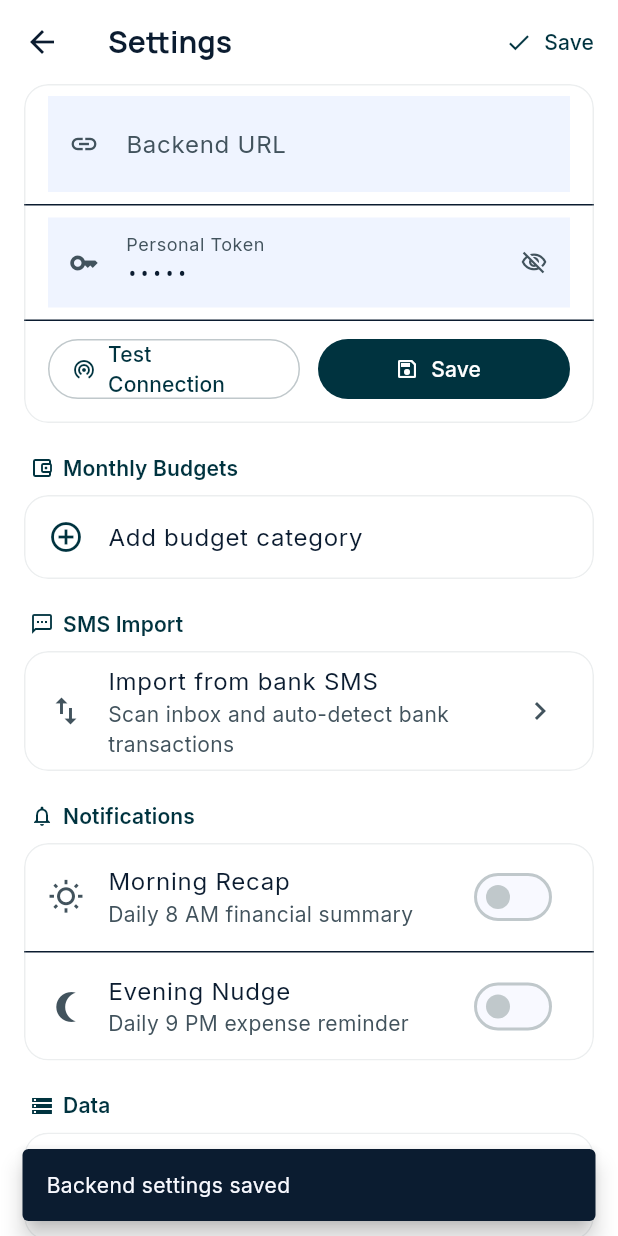
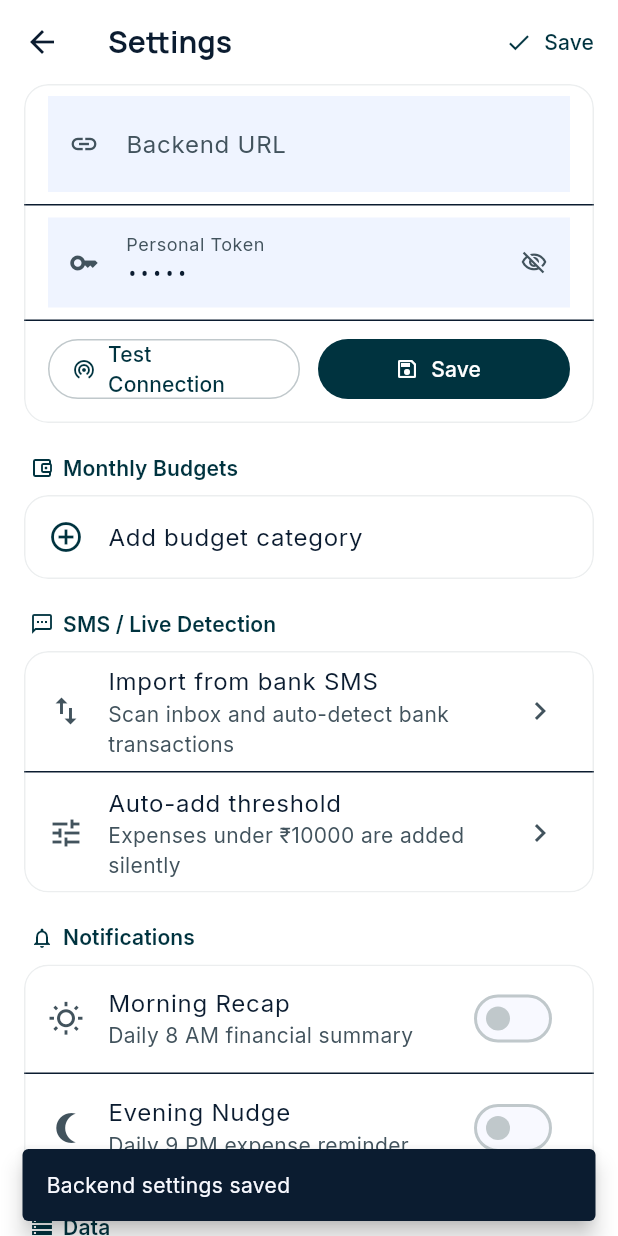
Before and after one commit to Subhajit936/echelon-finance, a Flutter app: the SettingsScreen screen opened by its route, scrolled down 576 dp, after a tap on "Save", on a phone screen of 412 x 824 dp. Run offline on Flutter 3.47's test engine with Material 3 defaults, Android fonts, the phone set to English and light mode, and no system bars; our stand-ins replace connectivity_plus, fl_chart, flutter_local_notifications, flutter_riverpod, flutter_secure_storage, flutter_timezone and 8 more; missing offline and left inert: flutter_sms_inbox; accounts and stored records are empty.

Commit message:
fix: transaction fetch bug + SMS auto-add threshold settings
- transaction_repository: fix getPage() silently failing — backend
  wraps paginated results in { data, total, offset, limit } but Flutter
  was casting the whole response to List; extract resp['data'] instead.
  This means the transaction list now correctly loads from the backend
  after login instead of showing an empty local SQLite fallback.

- live_sms_provider: replace hardcoded ₹10,000 auto-add threshold with
  a user-configurable SmsThresholdNotifier persisted via FlutterSecureStorage.
  _shouldAutoAdd() now reads the live threshold from smsThresholdProvider.

- settings_screen: add "Auto-add threshold" tile under SMS / Live Detection
  section showing the current threshold; tap opens a dialog to edit it.
  Changes persist across app restarts.

https://claude.ai/code/session_01GbaHV2jCLRJaH3tWEf5Eeh

```diff
--- a/lib/data/repositories/transaction_repository.dart
+++ b/lib/data/repositories/transaction_repository.dart
@@ -113,8 +113,10 @@ class TransactionRepository {
           if (from != null) 'from': from.millisecondsSinceEpoch.toString(),
           if (to != null) 'to': to.millisecondsSinceEpoch.toString(),
         };
-        final data =
-            await _api.get(ApiEndpoints.transactions, query: query) as List;
+        // Backend returns { data: [...], total, offset, limit }
+        final resp = await _api.get(ApiEndpoints.transactions, query: query)
+            as Map<String, dynamic>;
+        final data = resp['data'] as List;
         return data.map((e) => _txnFromRemote(e as Map<String, dynamic>)).toList();
       }
     } catch (_) {}
--- a/lib/features/settings/settings_screen.dart
+++ b/lib/features/settings/settings_screen.dart
@@ -10,6 +10,7 @@ import '../../providers/chat_provider.dart';
 import '../../providers/budget_provider.dart';
 import '../../providers/notification_provider.dart';
 import '../../providers/auth_provider.dart';
+import '../../providers/live_sms_provider.dart';
 
 class SettingsScreen extends ConsumerStatefulWidget {
   const SettingsScreen({super.key});
@@ -228,6 +229,54 @@ class _SettingsScreenState extends ConsumerState<SettingsScreen> {
         );
       }
     }
+  }
+
+  Future<void> _showThresholdDialog() async {
+    final currency = ref.read(userProfileProvider).valueOrNull?.preferredCurrency ?? 'INR';
+    final current = ref.read(smsThresholdProvider);
+    final symbol = currency == 'INR' ? '₹' : '\$';
+    final ctrl = TextEditingController(text: current.toStringAsFixed(0));
+
+    await showDialog<void>(
+      context: context,
+      builder: (_) => AlertDialog(
+        title: const Text('Auto-add threshold'),
+        content: Column(
+          mainAxisSize: MainAxisSize.min,
+          crossAxisAlignment: CrossAxisAlignment.start,
+          children: [
+            Text(
+              'SMS transactions below this amount are auto-added silently. Anything above shows a confirmation banner.',
+              style: Theme.of(context).textTheme.bodySmall,
+            ),
+            const SizedBox(height: 16),
+            TextField(
+              controller: ctrl,
+              keyboardType: TextInputType.number,
+              decoration: InputDecoration(
+                labelText: 'Threshold',
+                prefixText: '$symbol ',
+              ),
+            ),
+          ],
+        ),
+        actions: [
+          TextButton(onPressed: () => Navigator.pop(_), child: const Text('Cancel')),
+          FilledButton(
+            style: FilledButton.styleFrom(backgroundColor: AppColors.primary),
+            onPressed: () {
+              final v = double.tryParse(ctrl.text.trim());
+              if (v != null && v > 0) {
+                ref.read(smsThresholdProvider.notifier).setThreshold(v);
+              }
+              Navigator.pop(_);
+            },
+            child: const Text('Save'),
+          ),
+        ],
+      ),
+    );
+    ctrl.dispose();
   }
 
   @override
@@ -495,14 +544,31 @@ class _SettingsScreenState extends ConsumerState<SettingsScreen> {
           const SizedBox(height: 20),
 
           // ── SMS Import ───────────────────────────────────────────────────
-          _SectionHeader(icon: Icons.sms_outlined, title: 'SMS Import'),
+          _SectionHeader(icon: Icons.sms_outlined, title: 'SMS / Live Detection'),
           _Card(
-            child: ListTile(
-              leading: const Icon(Icons.import_export),
-              title: const Text('Import from bank SMS'),
-              subtitle: const Text('Scan inbox and auto-detect bank transactions'),
-              trailing: const Icon(Icons.chevron_right),
-              onTap: () => context.push('/sms-import'),
+            child: Column(
+              children: [
+                ListTile(
+                  leading: const Icon(Icons.import_export),
+                  title: const Text('Import from bank SMS'),
+                  subtitle: const Text('Scan inbox and auto-detect bank transactions'),
+                  trailing: const Icon(Icons.chevron_right),
+                  onTap: () => context.push('/sms-import'),
+                ),
+                const Divider(height: 1),
+                Consumer(builder: (_, ref, __) {
+                  final threshold = ref.watch(smsThresholdProvider);
+                  final symbol = currency == 'INR' ? '₹' : '\$';
+                  return ListTile(
+                    leading: const Icon(Icons.tune_outlined),
+                    title: const Text('Auto-add threshold'),
+                    subtitle: Text(
+                        'Expenses under $symbol${threshold.toStringAsFixed(0)} are added silently'),
+                    trailing: const Icon(Icons.chevron_right),
+                    onTap: _showThresholdDialog,
+                  );
+                }),
+              ],
             ),
           ),
           const SizedBox(height: 20),
--- a/lib/providers/live_sms_provider.dart
+++ b/lib/providers/live_sms_provider.dart
@@ -1,11 +1,39 @@
 import 'dart:async';
 import 'package:flutter_riverpod/flutter_riverpod.dart';
+import 'package:flutter_secure_storage/flutter_secure_storage.dart';
 import '../core/services/live_sms_service.dart';
 import '../core/services/sms_service.dart';
 import '../data/models/transaction.dart';
 import 'database_provider.dart';
 import 'transaction_provider.dart';
 import 'user_profile_provider.dart';
+
+// ── SMS auto-add threshold ────────────────────────────────────────────────────
+
+class SmsThresholdNotifier extends StateNotifier<double> {
+  final FlutterSecureStorage _storage;
+  static const _key = 'sms_auto_add_threshold';
+  static const _default = 10000.0;
+
+  SmsThresholdNotifier(this._storage) : super(_default) {
+    _load();
+  }
+
+  Future<void> _load() async {
+    final v = await _storage.read(key: _key);
+    if (v != null) state = double.tryParse(v) ?? _default;
+  }
+
+  Future<void> setThreshold(double value) async {
+    await _storage.write(key: _key, value: value.toString());
+    state = value;
+  }
+}
+
+final smsThresholdProvider =
+    StateNotifierProvider<SmsThresholdNotifier, double>((ref) {
+  return SmsThresholdNotifier(ref.watch(secureStorageProvider));
+});
 
 // ── Data classes ──────────────────────────────────────────────────────────────
 
@@ -99,28 +127,12 @@ class LiveSmsNotifier extends StateNotifier<LiveSmsState> {
     }
   }
 
-  // ── TODO: YOUR CONTRIBUTION ───────────────────────────────────────────────
-  // Decide whether an incoming detected transaction is silently auto-added
-  // or shown as a confirmation banner.
-  //
-  // You have access to:
-  //   txn  → AppTransaction  (amount, type, merchant, category, date)
-  //   raw  → RawSmsEvent     (body text, sender string)
-  //
-  // Design choices to consider (5–10 lines):
-  //   • Auto-add small routine expenses (e.g. amount < 500)?
-  //   • Always confirm income (salary/freelance) since it's high-value & rare?
-  //   • Always confirm if merchant == 'Bank Transfer' (ambiguous parser fallback)?
-  //   • Auto-add if the sender exactly matches a known major bank header?
-  //   • Never auto-add amounts above a certain threshold (e.g. ₹10,000)?
-  //
-  // Return true  → silently added to the database
-  // Return false → shown in a confirmation banner (Add / Dismiss)
   bool _shouldAutoAdd(AppTransaction txn, RawSmsEvent raw) {
     // Always confirm income — salary/credits are rare and high-value
     if (txn.type == TransactionType.income) return false;
-    // Always confirm large amounts (> ₹10,000 / $200)
-    if (txn.amount > 10000) return false;
+    // Always confirm amounts above the user-configurable threshold
+    final threshold = _ref.read(smsThresholdProvider);
+    if (txn.amount > threshold) return false;
     // Confirm ambiguous bank-transfer catch-all
     if (txn.merchant.toLowerCase() == 'bank transfer') return false;
     // Confirm unknown/generic merchants
@@ -128,7 +140,6 @@ class LiveSmsNotifier extends StateNotifier<LiveSmsState> {
     // Auto-add small routine expenses from known merchants
     return true;
   }
-  // ─────────────────────────────────────────────────────────────────────────
 
   /// User tapped "Add" on the confirmation banner.
   Future<void> confirm(String detectionId) async {
```
